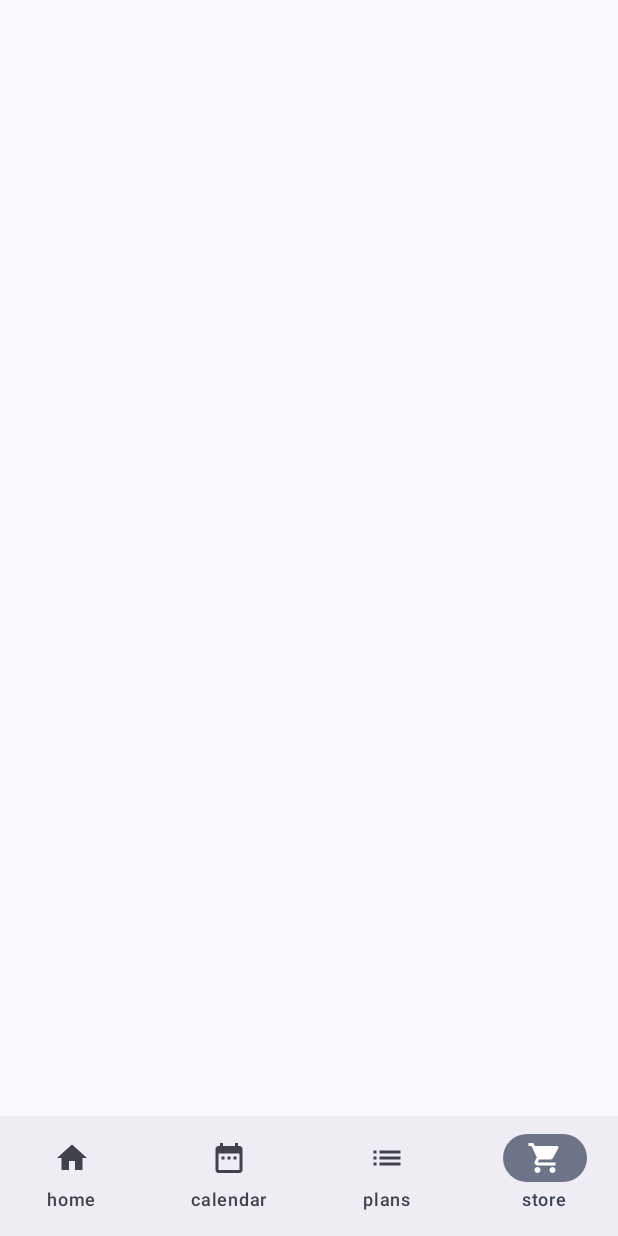
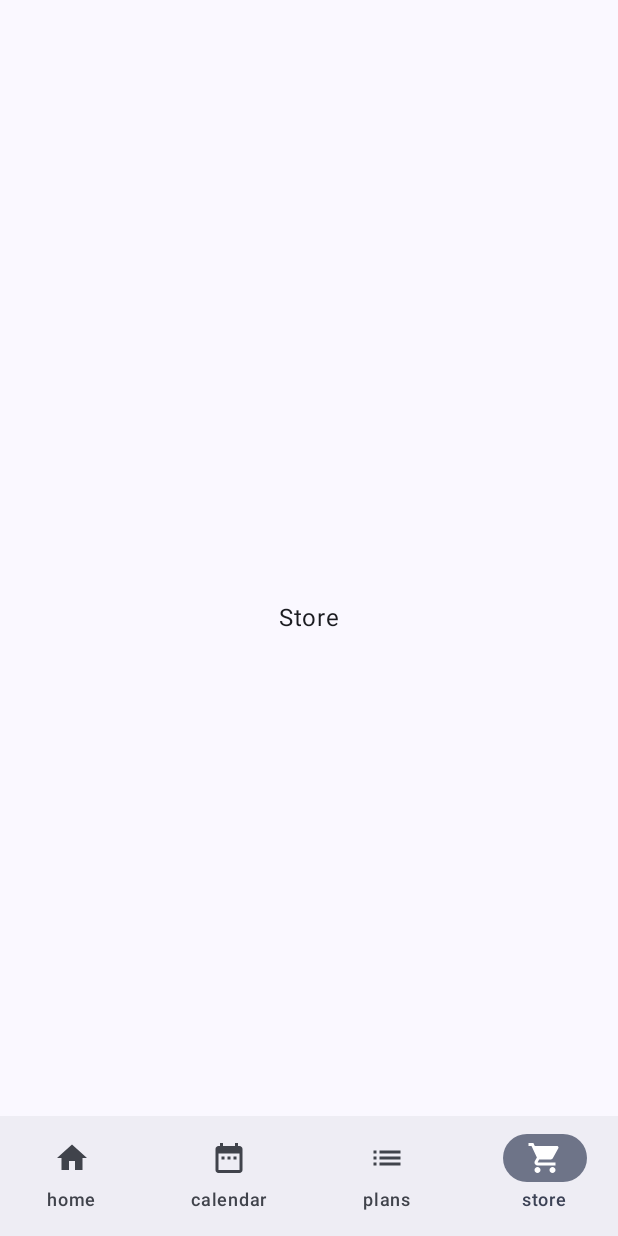
Before and after one commit to andrejkorica/MuscleStore2, an Android app built with Jetpack Compose: the CalendarScreen screen opened through its navigation route, item 4 of the bottom bar chosen, on a phone screen of 412 x 824 dp. Run offline under Robolectric (Android 15) with nearby library versions, the phone set to English and light mode, and no system bars.

Commit message:
Navigation fix

```diff
--- a/app/src/main/java/hr/unipu/musclestore/CalendarView.kt
+++ b/app/src/main/java/hr/unipu/musclestore/CalendarView.kt
@@ -1,9 +1,18 @@
 package hr.unipu.musclestore
 
+import androidx.compose.foundation.layout.Box
+import androidx.compose.foundation.layout.fillMaxSize
 import androidx.compose.material3.Text
 import androidx.compose.runtime.Composable
+import androidx.compose.ui.Alignment
+import androidx.compose.ui.Modifier
 
 @Composable
 fun CalendarScreen() {
-    Text(text = "Calendar")
+    Box(
+        modifier = Modifier.fillMaxSize(),
+        contentAlignment = Alignment.Center
+    ) {
+        Text(text = "Calendar")
+    }
 }
--- a/app/src/main/java/hr/unipu/musclestore/MainActivity.kt
+++ b/app/src/main/java/hr/unipu/musclestore/MainActivity.kt
@@ -58,28 +58,7 @@ class MainActivity : ComponentActivity() {
             MuscleStoreTheme {
 
                 val navController = rememberNavController()
-                NavHost(navController = navController, startDestination = "HomeView", route = "mainNavHost") {
 
-                    composable("HomeView") {
-                        HomeScreen()
-                    }
-
-
-                        composable("CalendarView") {
-                            CalendarScreen()
-                        }
-
-                        composable("PlansView") {
-                            PlansScreen()
-                        }
-
-
-                        composable("StoreView") {
-                            StoreScreen()
-
-                        }
-
-                }
 
                 // A surface container using the 'background' color from the theme
                 val items = listOf(
@@ -149,7 +128,20 @@ class MainActivity : ComponentActivity() {
                             }
                         }
                     ){
-                        /* missing */
+                        NavHost(navController = navController, startDestination = "HomeView", route = "mainNavHost") {
+                            composable("HomeView") {
+                                HomeScreen()
+                            }
+                            composable("CalendarView") {
+                                CalendarScreen()
+                            }
+                            composable("PlansView") {
+                                PlansScreen()
+                            }
+                            composable("StoreView") {
+                                StoreScreen()
+                            }
+                        }
                     }
 
                 }
--- a/app/src/main/java/hr/unipu/musclestore/PlansView.kt
+++ b/app/src/main/java/hr/unipu/musclestore/PlansView.kt
@@ -1,9 +1,18 @@
 package hr.unipu.musclestore
 
+import androidx.compose.foundation.layout.Box
+import androidx.compose.foundation.layout.fillMaxSize
 import androidx.compose.material3.Text
 import androidx.compose.runtime.Composable
+import androidx.compose.ui.Alignment
+import androidx.compose.ui.Modifier
 
 @Composable
 fun PlansScreen() {
-    Text(text = "Plans")
+    Box(
+        modifier = Modifier.fillMaxSize(),
+        contentAlignment = Alignment.Center
+    ) {
+        Text(text = "Plans")
+    }
 }
--- a/app/src/main/java/hr/unipu/musclestore/StoreView.kt
+++ b/app/src/main/java/hr/unipu/musclestore/StoreView.kt
@@ -1,9 +1,18 @@
 package hr.unipu.musclestore
 
+import androidx.compose.foundation.layout.Box
+import androidx.compose.foundation.layout.fillMaxSize
 import androidx.compose.material3.Text
 import androidx.compose.runtime.Composable
+import androidx.compose.ui.Alignment
+import androidx.compose.ui.Modifier
 
 @Composable
 fun StoreScreen() {
-    Text(text = "Store")
+    Box(
+        modifier = Modifier.fillMaxSize(),
+        contentAlignment = Alignment.Center
+    ) {
+        Text(text = "Store")
+    }
 }
```
